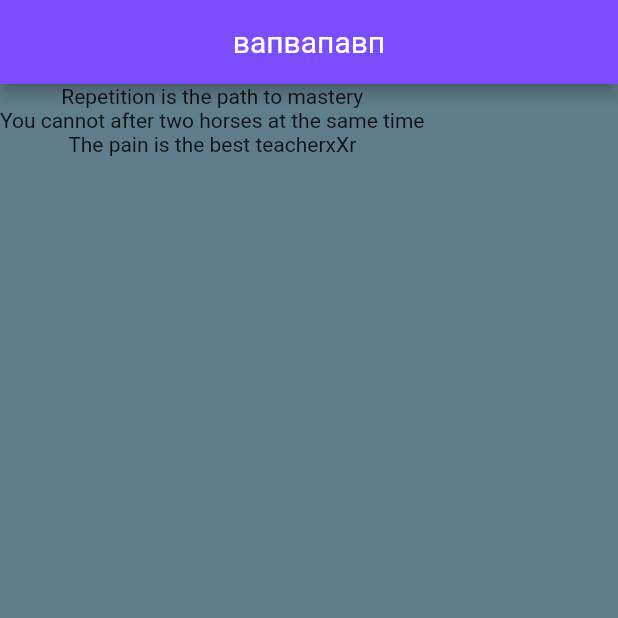
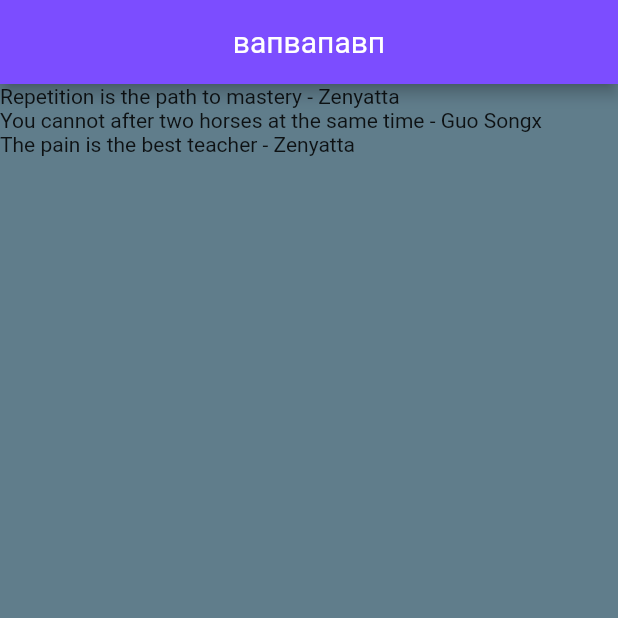
Before and after one commit to kuuga2000/flutterndart, a Flutter app: the screen it shows after launch, on a phone screen of 412 x 824 dp, the top half of it. Run offline on Flutter 3.47's test engine with Material 2 defaults, Android fonts, the phone set to English and light mode, and no system bars.

Commit message:
create a custom class

```diff
--- a/lib/main.dart
+++ b/lib/main.dart
@@ -2,6 +2,7 @@ import 'dart:ui';
 
 import 'package:flutter/cupertino.dart';
 import 'package:flutter/material.dart';
+import 'quote.dart';
 
 void main() => runApp(MaterialApp(
   home: QuoteList()
@@ -13,10 +14,10 @@ class QuoteList extends StatefulWidget {
 }
 
 class _QuoteListState extends State<QuoteList> {
-  List<String> quotes = [
-    "Repetition is the path to mastery",
-    "You cannot after two horses at the same time",
-    "The pain is the best teacherxXr"
+  List<Quote> quotes = [
+    Quote(author: "Zenyatta", text: "Repetition is the path to mastery"),
+    Quote(author: "Guo Songx", text: "You cannot after two horses at the same time"),
+    Quote(author: "Zenyatta", text: "The pain is the best teacher"),
   ];
   @override
   Widget build(BuildContext context) {
@@ -28,10 +29,11 @@ class _QuoteListState extends State<QuoteList> {
         backgroundColor: Colors.deepPurpleAccent,
       ),
       body: Column(
+        crossAxisAlignment: CrossAxisAlignment.start,
         /*children: quotes.map((quote){
           return Text(quote);
         }).toList()*/
-        children: quotes.map((quote)=>Text(quote)).toList(),
+        children: quotes.map((quote)=>Text('${quote.text} - ${quote.author}')).toList(),
       ),
     );
   }
--- /dev/null
+++ b/lib/quote.dart
@@ -0,0 +1,23 @@
+class Quote {
+  String text;
+  String author;
+
+  /*
+  * format adding
+  * Quote myQuote = Quote ("To live, U need to work", "Guo Songx");
+  * */
+  /*Quote (String text, String author){
+    this.text = text;
+    this.author = author;
+  }*/
+
+  /*
+  * able to be added
+  * Quote myQuote = Quote (author: "To live, U need to work", text: "Guo Songx");
+  * */
+  Quote ({String text, String author}){
+    this.text = text;
+    this.author = author;
+  }
+
+}
```
Also changed, not shown: pubspec.lock.
